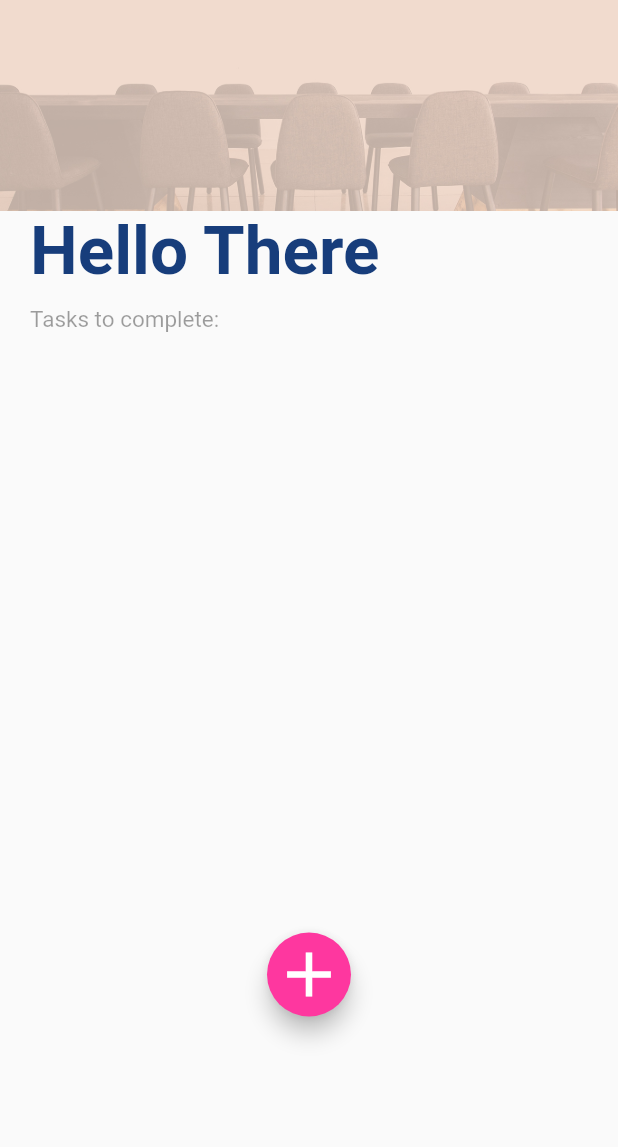
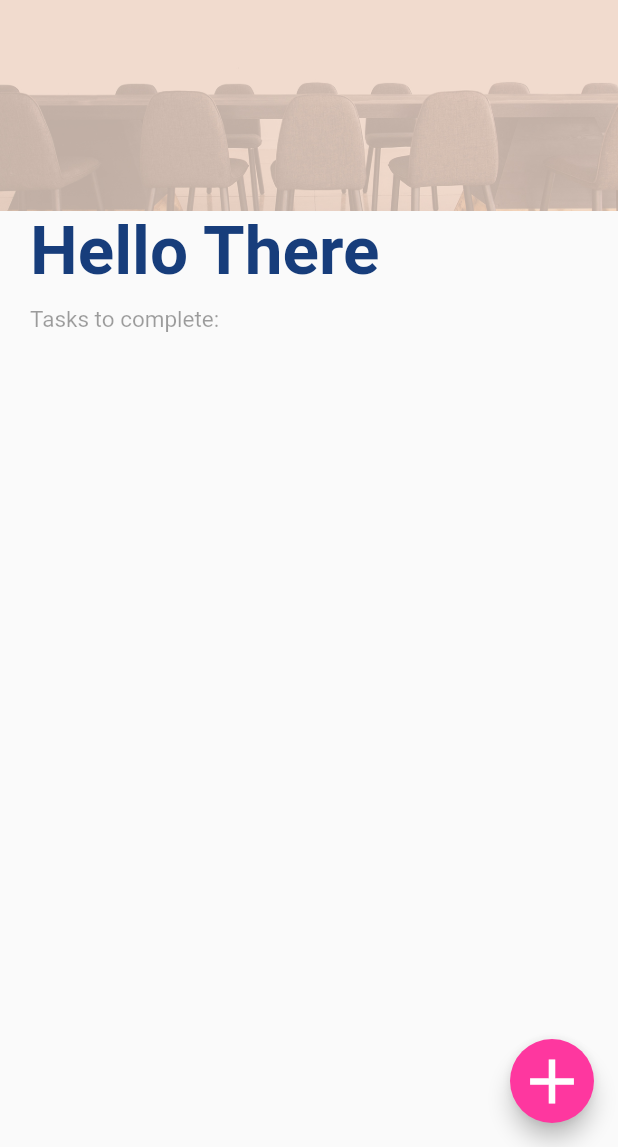
Before and after one commit to atharva3110/Flutter-Workshop, a Flutter app: the screen it shows after launch, on a phone screen of 412 x 824 dp, the part 89-1236 px from its top. Run offline on Flutter 3.47's test engine with Material 2 defaults, Android fonts, the phone set to English and light mode, and no system bars; drawn by our look-alikes of shimmer; our stand-ins replace chips_choice, flutter_datetime_picker.

Commit message:
float button changed

```diff
--- a/test_task_app/lib/main.dart
+++ b/test_task_app/lib/main.dart
@@ -169,7 +169,11 @@ class _MyHomePageState extends State<MyHomePage> {
                 },
               ),
             ),
-            FloatingActionButton(
+          ],
+        ),
+      ),
+    ),
+      floatingActionButton: FloatingActionButton(
         child: Icon(
           Icons.add,
           size: 50,
@@ -183,9 +187,6 @@ class _MyHomePageState extends State<MyHomePage> {
               context, MaterialPageRoute(builder: (contex) => NewTask()));
         },
       ),
-          ],
-        ),
-      ),
-    ));
+    );
   }
 }
--- a/test_task_app/lib/newTask.dart
+++ b/test_task_app/lib/newTask.dart
@@ -164,7 +164,7 @@ class _NewTaskState extends State<NewTask> {
           ),
           ListTile(
             leading: FlatButton(
-              child: Icon(Icons.calendar_today_outlined),
+              child: Icon(Icons.calendar_today),
               onPressed: () {
                 DatePicker.showDateTimePicker(context, showTitleActions: true,
                     onChanged: (date) {
```
Also changed, not shown: test_task_app/pubspec.lock. Lines whose indentation alone changed are shown as unchanged.
